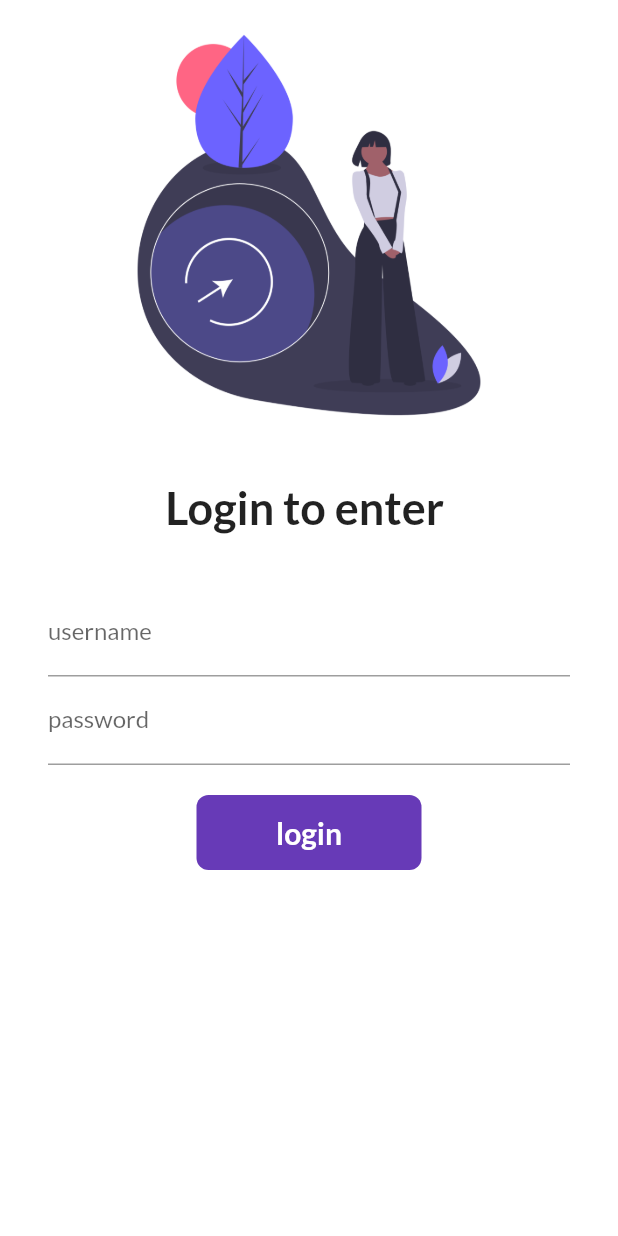
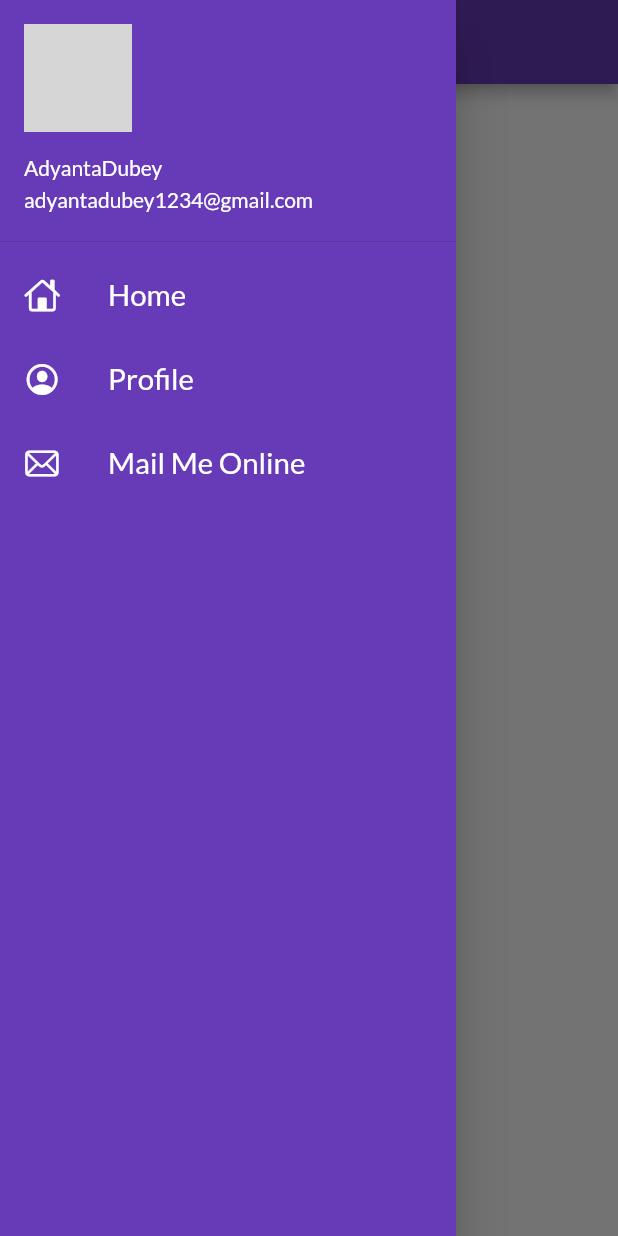
Before and after one commit to adyantdubey/FlutterProject1, a Flutter app: the screen it shows after launch, with the side drawer open (before the commit the screen has no drawer), on a phone screen of 412 x 824 dp. Run offline on Flutter 3.47's test engine with Material 2 defaults, Android fonts, the phone set to English and light mode, and no system bars; our stand-ins replace google_fonts; network calls fail; grey boxes are pictures that could not be loaded.

Commit message:
made Drawer

```diff
--- a/lib/main.dart
+++ b/lib/main.dart
@@ -22,8 +22,8 @@ class MyApp extends StatelessWidget {
         primarySwatch: Colors.blue,
         brightness: Brightness.dark,
       ),
-      debugShowCheckedModeBanner: true,
-      initialRoute: "/",
+      debugShowCheckedModeBanner: false,
+      initialRoute: MyRoutes.homeroute,
       routes: {
         "/": (context) => LoginPage(),
         MyRoutes.homeroute: (context) => HomePage(),
--- a/lib/screens/home_page.dart
+++ b/lib/screens/home_page.dart
@@ -1,4 +1,5 @@
 import 'package:flutter/material.dart';
+import 'package:flutter_demo/widgets/drawer.dart';
 
 class HomePage extends StatelessWidget {
   @override
@@ -13,7 +14,7 @@ class HomePage extends StatelessWidget {
           child: Text("Welcome to Flutter part $num"),
         ),
       ),
-      drawer: Drawer(),
+      drawer: MyDrawer(),
     );
   }
 }
--- /dev/null
+++ b/lib/widgets/drawer.dart
@@ -0,0 +1,62 @@
+import 'package:flutter/cupertino.dart';
+import 'package:flutter/material.dart';
+
+class MyDrawer extends StatelessWidget {
+  @override
+  Widget build(BuildContext context) {
+    final imageUrl =
+        "https://www.google.com/search?q=badass+anime+images&sca_esv=573619808&rlz=1C1UEAD_enIN1025IN1025&tbm=isch&source=lnms&sa=X&sqi=2&ved=2ahUKEwimu6-dtfiBAxUqbGwGHc4aAU8Q_AUoAXoECAQQAw&biw=1038&bih=710&dpr=1.25#imgrc=WPNsid6VS-OgDM";
+    return Drawer(
+      child: Container(
+        color: Colors.deepPurple,
+        child: ListView(
+          children: [
+            DrawerHeader(
+                padding: EdgeInsets.zero,
+                child: UserAccountsDrawerHeader(
+                  margin: EdgeInsets.zero,
+                  accountName: Text("AdyantaDubey"),
+                  accountEmail: Text("adyantadubey1234@gmail.com"),
+                  currentAccountPicture: CircleAvatar(
+                    backgroundImage: NetworkImage(imageUrl),
+                  ),
+                )),
+            ListTile(
+              leading: Icon(
+                CupertinoIcons.home,
+                color: Colors.white,
+              ),
+              title: Text(
+                "Home",
+                textScaleFactor: 1.4,
+                style: TextStyle(color: Colors.white),
+              ),
+            ),
+            ListTile(
+              leading: Icon(
+                CupertinoIcons.profile_circled,
+                color: Colors.white,
+              ),
+              title: Text(
+                "Profile",
+                textScaleFactor: 1.4,
+                style: TextStyle(color: Colors.white),
+              ),
+            ),
+            ListTile(
+              leading: Icon(
+                CupertinoIcons.mail,
+                color: Colors.white,
+              ),
+              title: Text(
+                "Mail Me Online",
+                textScaleFactor: 1.4,
+                style: TextStyle(color: Colors.white),
+              ),
+            )
+          ],
+        ),
+      ),
+    );
+  }
+}
```
